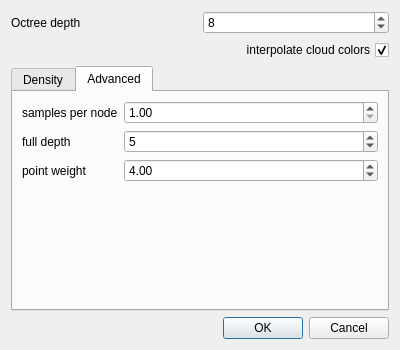
The window that plugins/qPoissonRecon/poissonReconParamDlg.ui (CloudCompare/CloudCompare) describes before a commit, drawn with Qt 5.
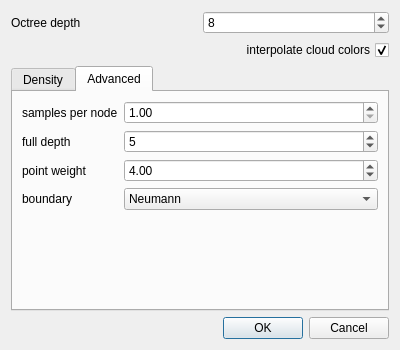
The same window after the commit. The open tabs and pages were chosen to show the change.

Commit message: qPoissonRecon: the boundary limit condition can now be specified (free / Dirichlet / Neumann)

```diff
--- a/plugins/qPoissonRecon/poissonReconParamDlg.ui
+++ b/plugins/qPoissonRecon/poissonReconParamDlg.ui
@@ -179,6 +179,35 @@
          </property>
         </widget>
        </item>
+       <item row="3" column="0">
+        <widget class="QLabel" name="label_4">
+         <property name="text">
+          <string>boundary</string>
+         </property>
+        </widget>
+       </item>
+       <item row="3" column="1">
+        <widget class="QComboBox" name="boundaryComboBox">
+         <property name="currentIndex">
+          <number>2</number>
+         </property>
+         <item>
+          <property name="text">
+           <string>Free</string>
+          </property>
+         </item>
+         <item>
+          <property name="text">
+           <string>Dirichlet</string>
+          </property>
+         </item>
+         <item>
+          <property name="text">
+           <string>Neumann</string>
+          </property>
+         </item>
+        </widget>
+       </item>
       </layout>
      </widget>
     </widget>
```
Left out of the diff: 23 changed lines with no effect on the pictures. The commit also changes 2 other files.
